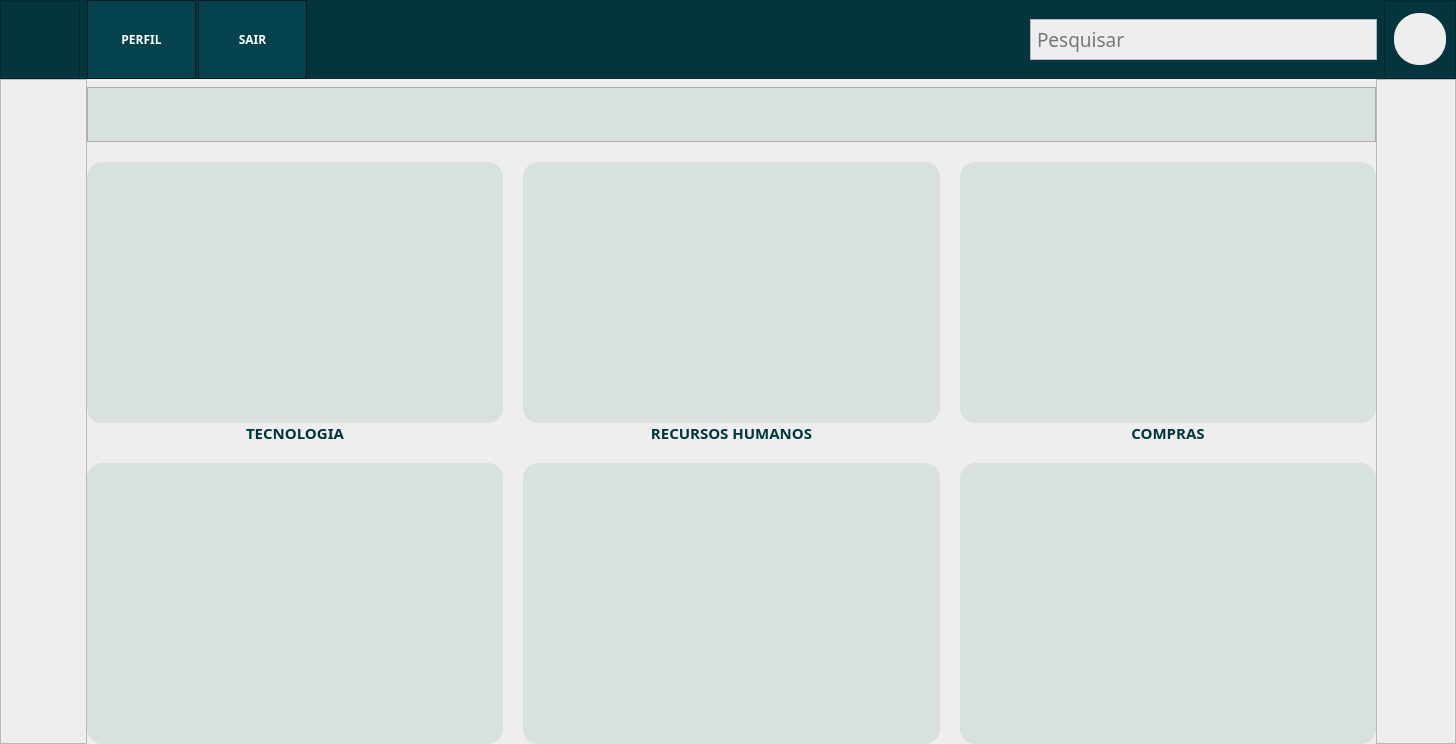
Old version of the form layout/Home.ui in the repository Sidehenrique/SIS-Sicoob.
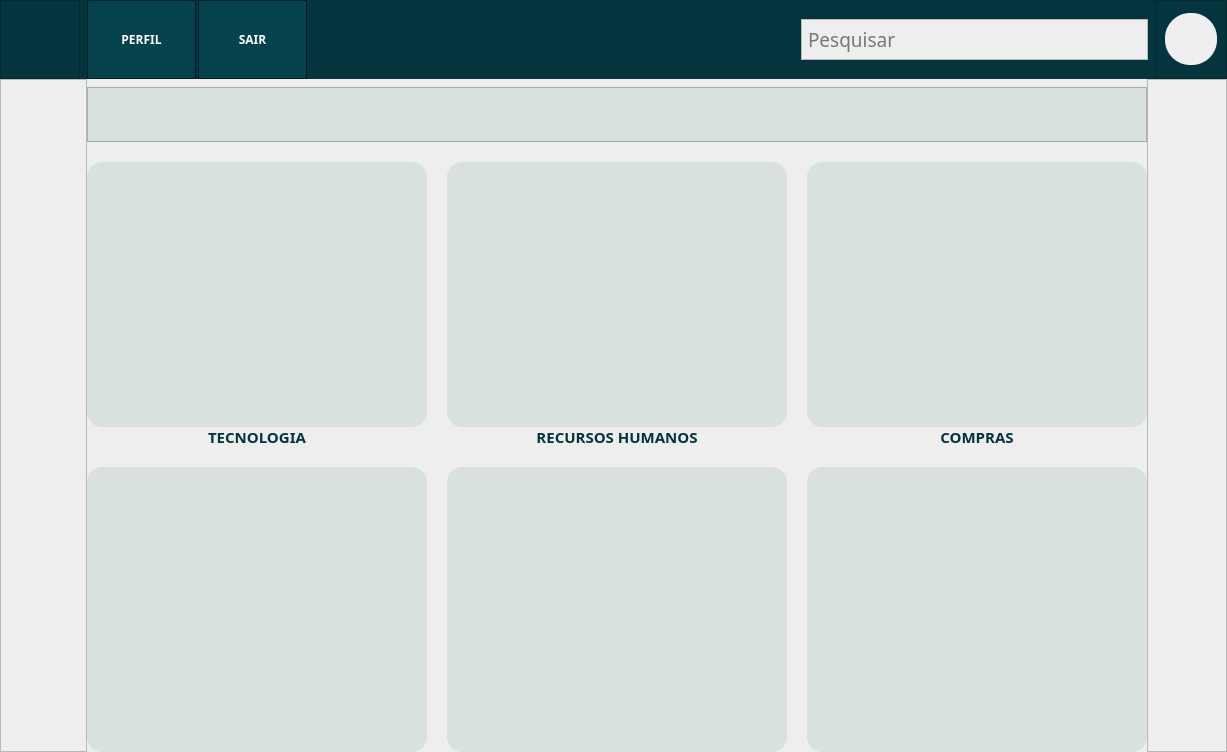
New version of the form. Icons and pictures are not drawn.

Patch:
```diff
--- a/layout/Home.ui
+++ b/layout/Home.ui
@@ -6,8 +6,8 @@
    <rect>
     <x>0</x>
     <y>0</y>
-    <width>1456</width>
-    <height>744</height>
+    <width>1227</width>
+    <height>752</height>
    </rect>
   </property>
   <property name="windowTitle">
```
